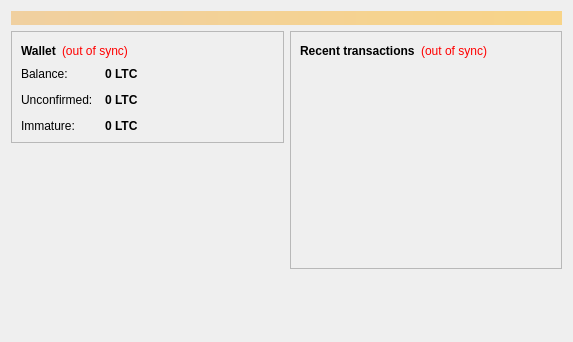
Qt form src/qt/forms/overviewpage.ui (Kudos-Rewards/kudos-alpha) before a commit.
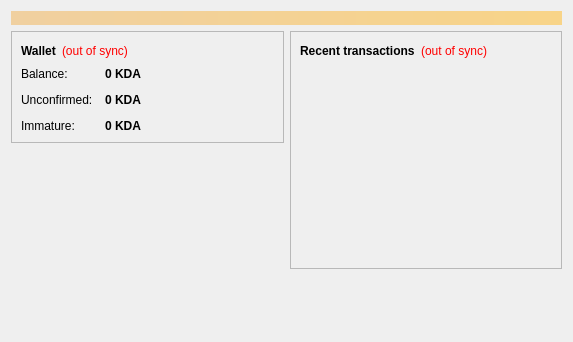
The same form after that commit.

```diff
--- a/src/qt/forms/overviewpage.ui
+++ b/src/qt/forms/overviewpage.ui
@@ -122,7 +122,7 @@
                <string>Your current balance</string>
               </property>
               <property name="text">
-               <string notr="true">0 LTC</string>
+               <string notr="true">0 KDA</string>
               </property>
               <property name="textInteractionFlags">
                <set>Qt::LinksAccessibleByMouse|Qt::TextSelectableByKeyboard|Qt::TextSelectableByMouse</set>
@@ -151,7 +151,7 @@
                <string>Total of transactions that have yet to be confirmed, and do not yet count toward the current balance</string>
               </property>
               <property name="text">
-               <string notr="true">0 LTC</string>
+               <string notr="true">0 KDA</string>
               </property>
               <property name="textInteractionFlags">
                <set>Qt::LinksAccessibleByMouse|Qt::TextSelectableByKeyboard|Qt::TextSelectableByMouse</set>
@@ -177,7 +177,7 @@
                <string>Mined balance that has not yet matured</string>
               </property>
               <property name="text">
-               <string notr="true">0 LTC</string>
+               <string notr="true">0 KDA</string>
               </property>
               <property name="textInteractionFlags">
                <set>Qt::LinksAccessibleByMouse|Qt::TextSelectableByKeyboard|Qt::TextSelectableByMouse</set>
```
Left out of the diff: 4 changed lines with no effect on the pictures.
